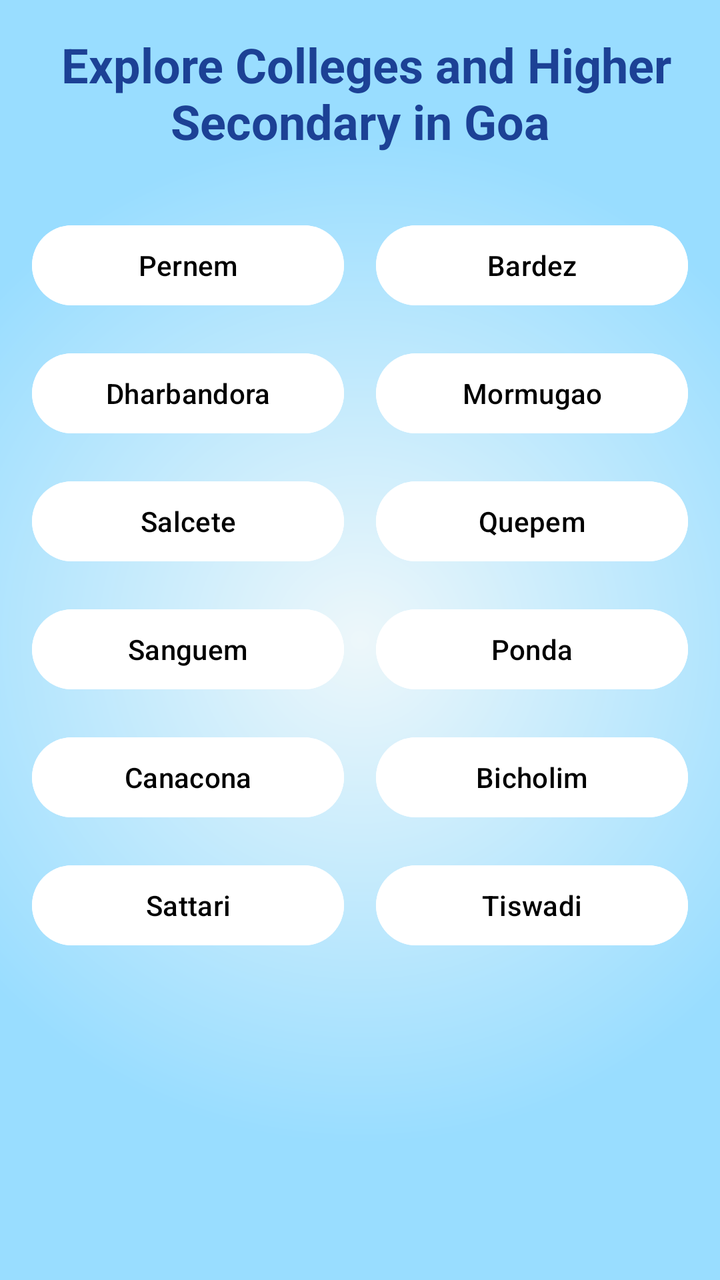
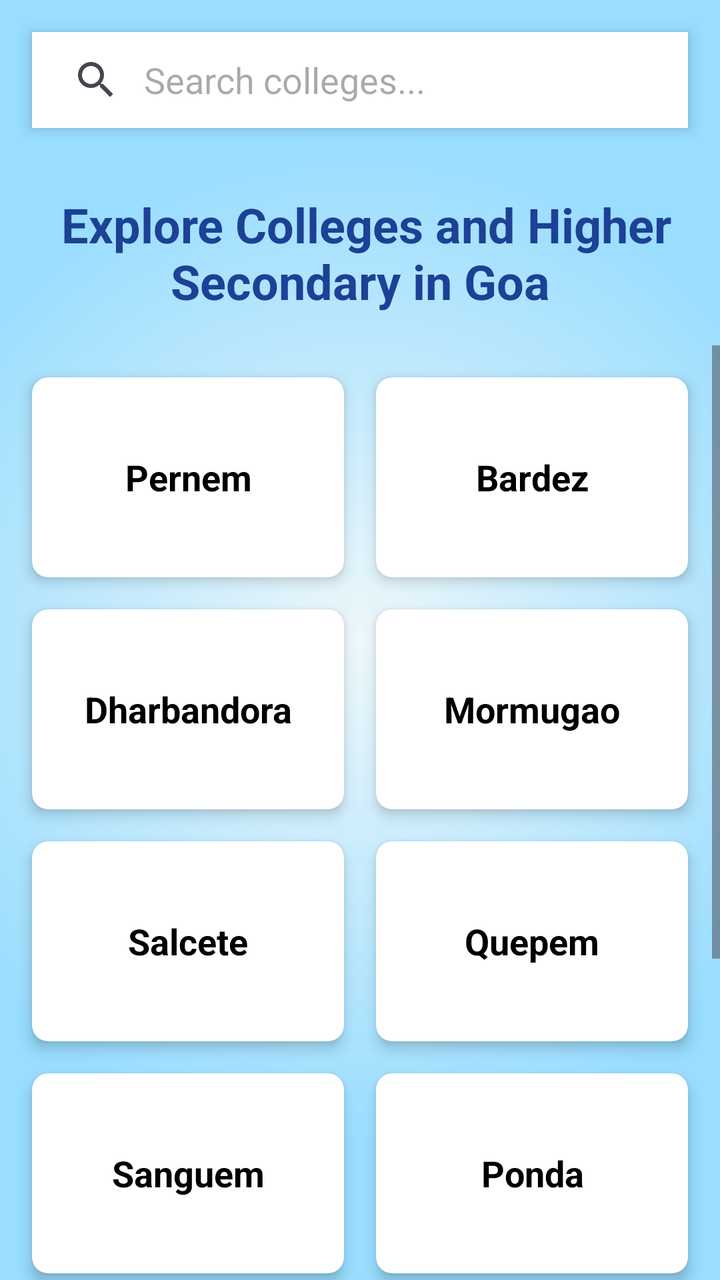

An Android layout rendered at two revisions. The XML below is the earlier revision; the diff shows what the commit changed to produce the second picture.
<!-- AndroidManifest.xml: application theme Theme.AspirePath -->
<!-- res/layout/fragment_explore.xml -->
<?xml version="1.0" encoding="utf-8"?>
<LinearLayout xmlns:android="http://schemas.android.com/apk/res/android"
    xmlns:app="http://schemas.android.com/apk/res-auto"
    xmlns:tools="http://schemas.android.com/tools"
    android:layout_width="match_parent"
    android:layout_height="match_parent"
    android:orientation="vertical"
    android:background="@drawable/gradient_bg"
    tools:context=".Explore">

    <TextView
        android:layout_width="match_parent"
        android:layout_height="wrap_content"
        android:text=" Explore Colleges and Higher Secondary in Goa"
        android:textSize="24sp"
        android:textStyle="bold"
        android:textColor="@color/blue"
        android:padding="16dp"
        android:gravity="center"/>

    <ScrollView
        android:layout_width="match_parent"
        android:layout_height="match_parent">

        <GridLayout
            android:id="@+id/gridLayoutTalukas"
            android:layout_width="match_parent"
            android:layout_height="wrap_content"
            android:columnCount="2"
            android:padding="8dp"
            android:alignmentMode="alignMargins"
            android:columnOrderPreserved="false">

            <Button
                android:layout_width="0dp"
                android:layout_height="wrap_content"
                android:layout_columnWeight="1"
                android:layout_margin="8dp"
                android:backgroundTint="@android:color/white"
                android:tag="Pernem"
                android:text="Pernem"
                android:textColor="@android:color/black" />
            <Button android:text="Bardez" android:tag="Bardez" android:layout_width="0dp" android:layout_columnWeight="1" android:layout_height="wrap_content" android:layout_margin="8dp" android:backgroundTint="@android:color/white" android:textColor="@android:color/black"/>
            <Button android:text="Dharbandora" android:tag="Dharbandora" android:layout_width="0dp" android:layout_columnWeight="1" android:layout_height="wrap_content" android:layout_margin="8dp" android:backgroundTint="@android:color/white" android:textColor="@android:color/black"/>
            <Button android:text="Mormugao" android:tag="Mormugao" android:layout_width="0dp" android:layout_columnWeight="1" android:layout_height="wrap_content" android:layout_margin="8dp" android:backgroundTint="@android:color/white" android:textColor="@android:color/black"/>
            <Button android:text="Salcete" android:tag="Salcete" android:layout_width="0dp" android:layout_columnWeight="1" android:layout_height="wrap_content" android:layout_margin="8dp" android:backgroundTint="@android:color/white" android:textColor="@android:color/black"/>
            <Button android:text="Quepem" android:tag="Quepem" android:layout_width="0dp" android:layout_columnWeight="1" android:layout_height="wrap_content" android:layout_margin="8dp" android:backgroundTint="@android:color/white" android:textColor="@android:color/black"/>
            <Button android:text="Sanguem" android:tag="Sanguem" android:layout_width="0dp" android:layout_columnWeight="1" android:layout_height="wrap_content" android:layout_margin="8dp" android:backgroundTint="@android:color/white" android:textColor="@android:color/black"/>
            <Button android:text="Ponda" android:tag="Ponda" android:layout_width="0dp" android:layout_columnWeight="1" android:layout_height="wrap_content" android:layout_margin="8dp" android:backgroundTint="@android:color/white" android:textColor="@android:color/black"/>
            <Button android:text="Canacona" android:tag="Canacona" android:layout_width="0dp" android:layout_columnWeight="1" android:layout_height="wrap_content" android:layout_margin="8dp" android:backgroundTint="@android:color/white" android:textColor="@android:color/black"/>
            <Button android:text="Bicholim" android:tag="Bicholim" android:layout_width="0dp" android:layout_columnWeight="1" android:layout_height="wrap_content" android:layout_margin="8dp" android:backgroundTint="@android:color/white" android:textColor="@android:color/black"/>
            <Button android:text="Sattari" android:tag="Sattari" android:layout_width="0dp" android:layout_columnWeight="1" android:layout_height="wrap_content" android:layout_margin="8dp" android:backgroundTint="@android:color/white" android:textColor="@android:color/black"/>
            <Button android:text="Tiswadi" android:tag="Tiswadi" android:layout_width="0dp" android:layout_columnWeight="1" android:layout_height="wrap_content" android:layout_margin="8dp" android:backgroundTint="@android:color/white" android:textColor="@android:color/black"/>

        </GridLayout>
    </ScrollView>

</LinearLayout>
<!-- resources referenced by this layout -->
<resources>
  <color name="blue">#1C4195</color>
  <!-- drawable gradient_bg (drawable) -->
  <?xml version="1.0" encoding="utf-8"?>
  <shape xmlns:android="http://schemas.android.com/apk/res/android"
      android:shape="rectangle">
      <gradient
          android:startColor="#edf7fa"
          android:endColor="#99ddff"
          android:gradientRadius="70%p"
          android:type="radial"
          android:centerX="0.5"
          android:centerY="0.5"
          android:dither="true" />
  </shape>
  <style name="Theme.AspirePath" parent="Base.Theme.AspirePath" />
  <style name="Base.Theme.AspirePath" parent="Theme.Material3.DayNight.NoActionBar">
          
          <item name="colorPrimary">@color/blue</item>
          <item name="colorPrimaryVariant">#0073e6</item>
          <item name="colorOnPrimary">@color/white</item>
          <item name="android:statusBarColor">#0073e6</item>
          
      </style>
  <color name="white">#FFFFFFFF</color>
</resources>

<!-- the commit's change to res/layout/fragment_explore.xml (unified diff, before → after) -->
@@ -8,6 +8,18 @@
     android:background="@drawable/gradient_bg"
     tools:context=".Explore">
 
+    <androidx.appcompat.widget.SearchView
+        android:id="@+id/searchView"
+        android:layout_width="match_parent"
+        android:layout_height="wrap_content"
+        android:background="#FFFFFF"
+        android:layout_margin="16dp"
+        app:queryHint="Search colleges..."
+        app:iconifiedByDefault="false"
+        app:defaultQueryHint="Search colleges..."
+        android:elevation="4dp"
+        app:queryBackground="@android:color/transparent"/>
+
     <TextView
         android:layout_width="match_parent"
         android:layout_height="wrap_content"
@@ -18,7 +30,14 @@
         android:padding="16dp"
         android:gravity="center"/>
 
+    <androidx.recyclerview.widget.RecyclerView
+        android:id="@+id/recyclerViewSearch"
+        android:layout_width="match_parent"
+        android:layout_height="match_parent"
+        android:visibility="gone" />
+
     <ScrollView
+        android:id="@+id/scrollViewTalukas"
         android:layout_width="match_parent"
         android:layout_height="match_parent">
 
@@ -31,26 +50,257 @@
             android:alignmentMode="alignMargins"
             android:columnOrderPreserved="false">
 
-            <Button
-                android:layout_width="0dp"
-                android:layout_height="wrap_content"
-                android:layout_columnWeight="1"
-                android:layout_margin="8dp"
-                android:backgroundTint="@android:color/white"
+            <androidx.cardview.widget.CardView
                 android:tag="Pernem"
-                android:text="Pernem"
-                android:textColor="@android:color/black" />
-            <Button android:text="Bardez" android:tag="Bardez" android:layout_width="0dp" android:layout_columnWeight="1" android:layout_height="wrap_content" android:layout_margin="8dp" android:backgroundTint="@android:color/white" android:textColor="@android:color/black"/>
-            <Button android:text="Dharbandora" android:tag="Dharbandora" android:layout_width="0dp" android:layout_columnWeight="1" android:layout_height="wrap_content" android:layout_margin="8dp" android:backgroundTint="@android:color/white" android:textColor="@android:color/black"/>
-            <Button android:text="Mormugao" android:tag="Mormugao" android:layout_width="0dp" android:layout_columnWeight="1" android:layout_height="wrap_content" android:layout_margin="8dp" android:backgroundTint="@android:color/white" android:textColor="@android:color/black"/>
-            <Button android:text="Salcete" android:tag="Salcete" android:layout_width="0dp" android:layout_columnWeight="1" android:layout_height="wrap_content" android:layout_margin="8dp" android:backgroundTint="@android:color/white" android:textColor="@android:color/black"/>
-            <Button android:text="Quepem" android:tag="Quepem" android:layout_width="0dp" android:layout_columnWeight="1" android:layout_height="wrap_content" android:layout_margin="8dp" android:backgroundTint="@android:color/white" android:textColor="@android:color/black"/>
-            <Button android:text="Sanguem" android:tag="Sanguem" android:layout_width="0dp" android:layout_columnWeight="1" android:layout_height="wrap_content" android:layout_margin="8dp" android:backgroundTint="@android:color/white" android:textColor="@android:color/black"/>
-            <Button android:text="Ponda" android:tag="Ponda" android:layout_width="0dp" android:layout_columnWeight="1" android:layout_height="wrap_content" android:layout_margin="8dp" android:backgroundTint="@android:color/white" android:textColor="@android:color/black"/>
-            <Button android:text="Canacona" android:tag="Canacona" android:layout_width="0dp" android:layout_columnWeight="1" android:layout_height="wrap_content" android:layout_margin="8dp" android:backgroundTint="@android:color/white" android:textColor="@android:color/black"/>
-            <Button android:text="Bicholim" android:tag="Bicholim" android:layout_width="0dp" android:layout_columnWeight="1" android:layout_height="wrap_content" android:layout_margin="8dp" android:backgroundTint="@android:color/white" android:textColor="@android:color/black"/>
-            <Button android:text="Sattari" android:tag="Sattari" android:layout_width="0dp" android:layout_columnWeight="1" android:layout_height="wrap_content" android:layout_margin="8dp" android:backgroundTint="@android:color/white" android:textColor="@android:color/black"/>
-            <Button android:text="Tiswadi" android:tag="Tiswadi" android:layout_width="0dp" android:layout_columnWeight="1" android:layout_height="wrap_content" android:layout_margin="8dp" android:backgroundTint="@android:color/white" android:textColor="@android:color/black"/>
+                android:layout_width="0dp"
+                android:layout_height="100dp"
+                android:layout_columnWeight="1"
+                android:layout_margin="8dp"
+                app:cardCornerRadius="8dp"
+                app:cardElevation="4dp"
+                android:clickable="true"
+                android:focusable="true"
+                android:foreground="?attr/selectableItemBackground">
+                <TextView
+                    android:layout_width="match_parent"
+                    android:layout_height="match_parent"
+                    android:text="Pernem"
+                    android:gravity="center"
+                    android:textSize="18sp"
+                    android:textStyle="bold"
+                    android:textColor="@android:color/black"/>
+            </androidx.cardview.widget.CardView>
+
+            <androidx.cardview.widget.CardView
+                android:tag="Bardez"
+                android:layout_width="0dp"
+                android:layout_height="100dp"
+                android:layout_columnWeight="1"
+                android:layout_margin="8dp"
+                app:cardCornerRadius="8dp"
+                app:cardElevation="4dp"
+                android:clickable="true"
+                android:focusable="true"
+                android:foreground="?attr/selectableItemBackground">
+                <TextView
+                    android:layout_width="match_parent"
+                    android:layout_height="match_parent"
+                    android:text="Bardez"
+                    android:gravity="center"
+                    android:textSize="18sp"
+                    android:textStyle="bold"
+                    android:textColor="@android:color/black"/>
+            </androidx.cardview.widget.CardView>
+
+            <androidx.cardview.widget.CardView
+                android:tag="Dharbandora"
+                android:layout_width="0dp"
+                android:layout_height="100dp"
+                android:layout_columnWeight="1"
+                android:layout_margin="8dp"
+                app:cardCornerRadius="8dp"
+                app:cardElevation="4dp"
+                android:clickable="true"
+                android:focusable="true"
+                android:foreground="?attr/selectableItemBackground">
+                <TextView
+                    android:layout_width="match_parent"
+                    android:layout_height="match_parent"
+                    android:text="Dharbandora"
+                    android:gravity="center"
+                    android:textSize="18sp"
+                    android:textStyle="bold"
+                    android:textColor="@android:color/black"/>
+            </androidx.cardview.widget.CardView>
+
+            <androidx.cardview.widget.CardView
+                android:tag="Mormugao"
+                android:layout_width="0dp"
+                android:layout_height="100dp"
+                android:layout_columnWeight="1"
+                android:layout_margin="8dp"
+                app:cardCornerRadius="8dp"
+                app:cardElevation="4dp"
+                android:clickable="true"
+                android:focusable="true"
+                android:foreground="?attr/selectableItemBackground">
+                <TextView
+                    android:layout_width="match_parent"
+                    android:layout_height="match_parent"
+                    android:text="Mormugao"
+                    android:gravity="center"
+                    android:textSize="18sp"
+                    android:textStyle="bold"
+                    android:textColor="@android:color/black"/>
+            </androidx.cardview.widget.CardView>
+
+            <androidx.cardview.widget.CardView
+                android:tag="Salcete"
+                android:layout_width="0dp"
+                android:layout_height="100dp"
+                android:layout_columnWeight="1"
+                android:layout_margin="8dp"
+                app:cardCornerRadius="8dp"
+                app:cardElevation="4dp"
+                android:clickable="true"
+                android:focusable="true"
+                android:foreground="?attr/selectableItemBackground">
+                <TextView
+                    android:layout_width="match_parent"
+                    android:layout_height="match_parent"
+                    android:text="Salcete"
+                    android:gravity="center"
+                    android:textSize="18sp"
+                    android:textStyle="bold"
+                    android:textColor="@android:color/black"/>
+            </androidx.cardview.widget.CardView>
+
+            <androidx.cardview.widget.CardView
+                android:tag="Quepem"
+                android:layout_width="0dp"
+                android:layout_height="100dp"
+                android:layout_columnWeight="1"
+                android:layout_margin="8dp"
+                app:cardCornerRadius="8dp"
+                app:cardElevation="4dp"
+                android:clickable="true"
+                android:focusable="true"
+                android:foreground="?attr/selectableItemBackground">
+                <TextView
+                    android:layout_width="match_parent"
+                    android:layout_height="match_parent"
+                    android:text="Quepem"
+                    android:gravity="center"
+                    android:textSize="18sp"
+                    android:textStyle="bold"
+                    android:textColor="@android:color/black"/>
+            </androidx.cardview.widget.CardView>
+
+            <androidx.cardview.widget.CardView
+                android:tag="Sanguem"
+                android:layout_width="0dp"
+                android:layout_height="100dp"
+                android:layout_columnWeight="1"
+                android:layout_margin="8dp"
+                app:cardCornerRadius="8dp"
+                app:cardElevation="4dp"
+                android:clickable="true"
+                android:focusable="true"
+                android:foreground="?attr/selectableItemBackground">
+                <TextView
+                    android:layout_width="match_parent"
+                    android:layout_height="match_parent"
+                    android:text="Sanguem"
+                    android:gravity="center"
+                    android:textSize="18sp"
+                    android:textStyle="bold"
+                    android:textColor="@android:color/black"/>
+            </androidx.cardview.widget.CardView>
+
+            <androidx.cardview.widget.CardView
+                android:tag="Ponda"
+                android:layout_width="0dp"
+                android:layout_height="100dp"
+                android:layout_columnWeight="1"
+                android:layout_margin="8dp"
+                app:cardCornerRadius="8dp"
+                app:cardElevation="4dp"
+                android:clickable="true"
+                android:focusable="true"
+                android:foreground="?attr/selectableItemBackground">
+                <TextView
+                    android:layout_width="match_parent"
+                    android:layout_height="match_parent"
+                    android:text="Ponda"
+                    android:gravity="center"
+                    android:textSize="18sp"
+                    android:textStyle="bold"
+                    android:textColor="@android:color/black"/>
+            </androidx.cardview.widget.CardView>
+
+            <androidx.cardview.widget.CardView
+                android:tag="Canacona"
+                android:layout_width="0dp"
+                android:layout_height="100dp"
+                android:layout_columnWeight="1"
+                android:layout_margin="8dp"
+                app:cardCornerRadius="8dp"
+                app:cardElevation="4dp"
+                android:clickable="true"
+                android:focusable="true"
+                android:foreground="?attr/selectableItemBackground">
+                <TextView
+                    android:layout_width="match_parent"
+                    android:layout_height="match_parent"
+                    android:text="Canacona"
+                    android:gravity="center"
+                    android:textSize="18sp"
+                    android:textStyle="bold"
+                    android:textColor="@android:color/black"/>
+            </androidx.cardview.widget.CardView>
+
+            <androidx.cardview.widget.CardView
+                android:tag="Bicholim"
+                android:layout_width="0dp"
+                android:layout_height="100dp"
+                android:layout_columnWeight="1"
+                android:layout_margin="8dp"
+                app:cardCornerRadius="8dp"
+                app:cardElevation="4dp"
+                android:clickable="true"
+                android:focusable="true"
+                android:foreground="?attr/selectableItemBackground">
+                <TextView
+                    android:layout_width="match_parent"
+                    android:layout_height="match_parent"
+                    android:text="Bicholim"
+                    android:gravity="center"
+                    android:textSize="18sp"
+                    android:textStyle="bold"
+                    android:textColor="@android:color/black"/>
+            </androidx.cardview.widget.CardView>
+
+            <androidx.cardview.widget.CardView
+                android:tag="Sattari"
+                android:layout_width="0dp"
+                android:layout_height="100dp"
+                android:layout_columnWeight="1"
+                android:layout_margin="8dp"
+                app:cardCornerRadius="8dp"
+                app:cardElevation="4dp"
+                android:clickable="true"
+                android:focusable="true"
+                android:foreground="?attr/selectableItemBackground">
+                <TextView
+                    android:layout_width="match_parent"
+                    android:layout_height="match_parent"
+                    android:text="Sattari"
+                    android:gravity="center"
+                    android:textSize="18sp"
+                    android:textStyle="bold"
+                    android:textColor="@android:color/black"/>
+            </androidx.cardview.widget.CardView>
+
+            <androidx.cardview.widget.CardView
+                android:tag="Tiswadi"
+                android:layout_width="0dp"
+                android:layout_height="100dp"
+                android:layout_columnWeight="1"
+                android:layout_margin="8dp"
+                app:cardCornerRadius="8dp"
+                app:cardElevation="4dp"
+                android:clickable="true"
+                android:focusable="true"
+                android:foreground="?attr/selectableItemBackground">
+                <TextView
+                    android:layout_width="match_parent"
+                    android:layout_height="match_parent"
+                    android:text="Tiswadi"
+                    android:gravity="center"
+                    android:textSize="18sp"
+                    android:textStyle="bold"
+                    android:textColor="@android:color/black"/>
+            </androidx.cardview.widget.CardView>
 
         </GridLayout>
     </ScrollView>
